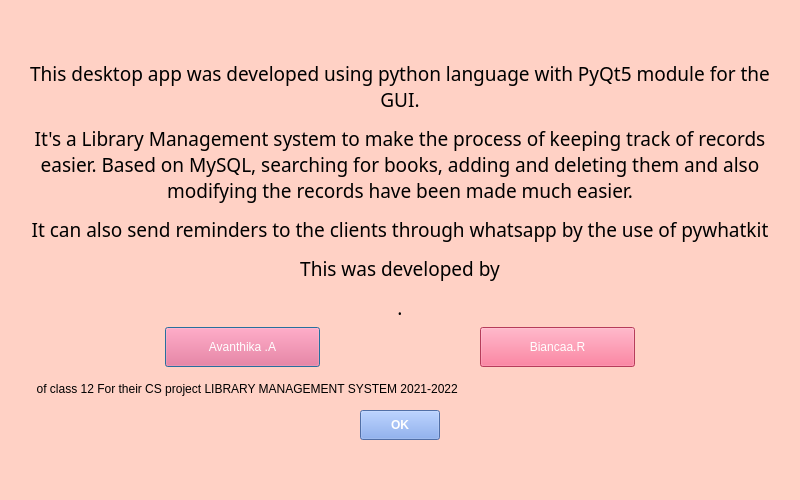
First picture: the form in info.ui, repository Biancaa-R/Library-Management-system-GUI, before the edit.
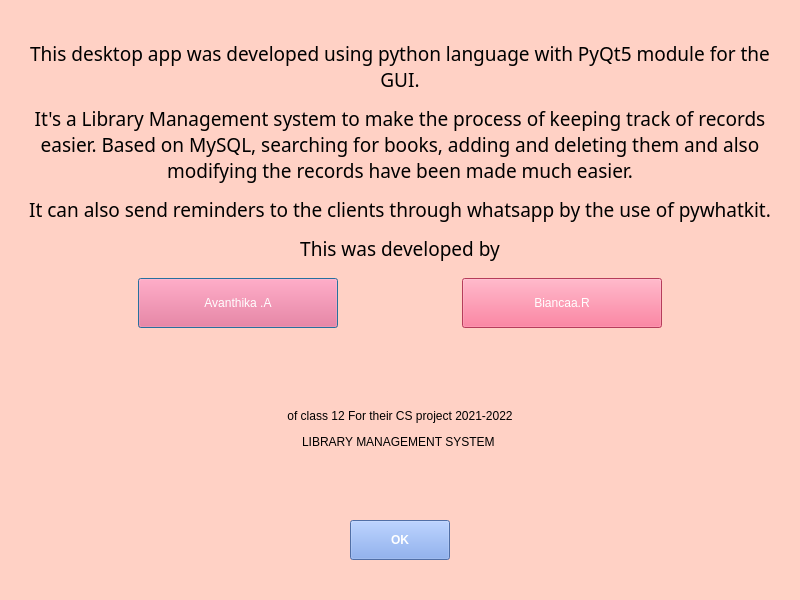
Second picture: the form after the edit.

Diff of the .ui file:
```diff
--- a/info.ui
+++ b/info.ui
@@ -7,19 +7,19 @@
     <x>0</x>
     <y>0</y>
     <width>800</width>
-    <height>500</height>
+    <height>600</height>
    </rect>
   </property>
   <property name="minimumSize">
    <size>
     <width>800</width>
-    <height>500</height>
+    <height>600</height>
    </size>
   </property>
   <property name="maximumSize">
    <size>
     <width>800</width>
-    <height>500</height>
+    <height>600</height>
    </size>
   </property>
   <property name="windowTitle">
@@ -43,13 +43,13 @@
      <property name="minimumSize">
       <size>
        <width>800</width>
-       <height>500</height>
+       <height>600</height>
       </size>
      </property>
      <property name="maximumSize">
       <size>
        <width>800</width>
-       <height>500</height>
+       <height>600</height>
       </size>
      </property>
      <property name="styleSheet">
@@ -57,18 +57,18 @@
      </property>
      <layout class="QGridLayout" name="gridLayout_5">
       <property name="leftMargin">
-       <number>10</number>
+       <number>0</number>
       </property>
       <property name="topMargin">
-       <number>10</number>
+       <number>0</number>
       </property>
       <property name="rightMargin">
-       <number>10</number>
+       <number>0</number>
       </property>
       <property name="bottomMargin">
-       <number>10</number>
+       <number>0</number>
       </property>
-      <item row="0" column="0">
+      <item row="0" column="1">
        <layout class="QVBoxLayout" name="verticalLayout">
         <item>
          <spacer name="horizontalSpacer_6">
@@ -78,7 +78,7 @@
           <property name="sizeHint" stdset="0">
            <size>
             <width>40</width>
-            <height>50</height>
+            <height>40</height>
            </size>
           </property>
          </spacer>
@@ -90,6 +90,7 @@
             <family>Trebuchet MS</family>
             <pointsize>14</pointsize>
             <weight>50</weight>
+            <italic>false</italic>
             <bold>false</bold>
            </font>
           </property>
@@ -103,13 +104,26 @@
            <enum>QFrame::Raised</enum>
           </property>
           <property name="text">
-           <string>&lt;html&gt;&lt;head/&gt;&lt;body&gt;&lt;p align=&quot;center&quot;&gt;This desktop app was developed using python language with PyQt5 module for the GUI.&lt;/p&gt;&lt;p align=&quot;center&quot;&gt;It's a Library Management system to make the process of keeping track of records easier. Based on MySQL, searching for books, adding and deleting them and also modifying the records have been made much easier.&lt;/p&gt;&lt;p align=&quot;center&quot;&gt;It can also send reminders to the clients through whatsapp by the use of pywhatkit&lt;/p&gt;&lt;p align=&quot;center&quot;&gt;This was developed by&lt;/p&gt;&lt;p align=&quot;center&quot;&gt;.&lt;/p&gt;&lt;/body&gt;&lt;/html&gt;</string>
+           <string>&lt;html&gt;&lt;head/&gt;&lt;body&gt;&lt;p align=&quot;center&quot;&gt;This desktop app was developed using python language with PyQt5 module for the GUI.&lt;/p&gt;&lt;p align=&quot;center&quot;&gt;It's a Library Management system to make the process of keeping track of records easier. Based on MySQL, searching for books, adding and deleting them and also modifying the records have been made much easier.&lt;/p&gt;&lt;p align=&quot;center&quot;&gt;It can also send reminders to the clients through whatsapp by the use of pywhatkit.&lt;/p&gt;&lt;p align=&quot;center&quot;&gt;This was developed by&lt;/p&gt;&lt;/body&gt;&lt;/html&gt;</string>
           </property>
           <property name="wordWrap">
            <bool>true</bool>
           </property>
          </widget>
         </item>
+        <item>
+         <spacer name="horizontalSpacer_4">
+          <property name="orientation">
+           <enum>Qt::Horizontal</enum>
+          </property>
+          <property name="sizeHint" stdset="0">
+           <size>
+            <width>40</width>
+            <height>10</height>
+           </size>
+          </property>
+         </spacer>
+        </item>
         <item>
          <layout class="QGridLayout" name="gridLayout_2">
           <item row="0" column="1">
@@ -122,8 +136,14 @@
             </property>
             <property name="minimumSize">
              <size>
-              <width>40</width>
-              <height>40</height>
+              <width>200</width>
+              <height>50</height>
+             </size>
+            </property>
+            <property name="maximumSize">
+             <size>
+              <width>200</width>
+              <height>50</height>
              </size>
             </property>
             <property name="styleSheet">
@@ -136,6 +156,19 @@
             </property>
            </widget>
           </item>
+          <item row="0" column="0">
+           <spacer name="horizontalSpacer">
+            <property name="orientation">
+             <enum>Qt::Horizontal</enum>
+            </property>
+            <property name="sizeHint" stdset="0">
+             <size>
+              <width>20</width>
+              <height>20</height>
+             </size>
+            </property>
+           </spacer>
+          </item>
           <item row="0" column="3">
            <widget class="QPushButton" name="pushButton">
             <property name="sizePolicy">
@@ -146,8 +179,14 @@
             </property>
             <property name="minimumSize">
              <size>
-              <width>40</width>
-              <height>40</height>
+              <width>200</width>
+              <height>50</height>
+             </size>
+            </property>
+            <property name="maximumSize">
+             <size>
+              <width>200</width>
+              <height>50</height>
              </size>
             </property>
             <property name="styleSheet">
@@ -168,20 +207,7 @@
             </property>
             <property name="sizeHint" stdset="0">
              <size>
-              <width>40</width>
-              <height>20</height>
-             </size>
-            </property>
-           </spacer>
-          </item>
-          <item row="0" column="0">
-           <spacer name="horizontalSpacer">
-            <property name="orientation">
-             <enum>Qt::Horizontal</enum>
-            </property>
-            <property name="sizeHint" stdset="0">
-             <size>
-              <width>40</width>
+              <width>20</width>
               <height>20</height>
              </size>
             </property>
@@ -194,7 +220,7 @@
             </property>
             <property name="sizeHint" stdset="0">
              <size>
-              <width>40</width>
+              <width>20</width>
               <height>20</height>
              </size>
             </property>
@@ -202,13 +228,29 @@
           </item>
          </layout>
         </item>
+        <item>
+         <spacer name="horizontalSpacer_5">
+          <property name="orientation">
+           <enum>Qt::Horizontal</enum>
+          </property>
+          <property name="sizeHint" stdset="0">
+           <size>
+            <width>40</width>
+            <height>10</height>
+           </size>
+          </property>
+         </spacer>
+        </item>
         <item>
          <widget class="QLabel" name="label">
           <property name="styleSheet">
            <string notr="true">font: 14pt &quot;MS Shell Dlg 2&quot;;</string>
           </property>
           <property name="text">
-           <string>        of class 12 For their CS project LIBRARY MANAGEMENT SYSTEM 2021-2022</string>
+           <string>&lt;html&gt;&lt;head/&gt;&lt;body&gt;&lt;p align=&quot;center&quot;&gt;of class 12 For their CS project 2021-2022&lt;/p&gt;&lt;p align=&quot;center&quot;&gt;LIBRARY MANAGEMENT SYSTEM &lt;/p&gt;&lt;/body&gt;&lt;/html&gt;</string>
+          </property>
+          <property name="wordWrap">
+           <bool>true</bool>
           </property>
          </widget>
         </item>
@@ -256,8 +298,14 @@
             </property>
             <property name="minimumSize">
              <size>
-              <width>50</width>
-              <height>20</height>
+              <width>100</width>
+              <height>40</height>
+             </size>
+            </property>
+            <property name="maximumSize">
+             <size>
+              <width>100</width>
+              <height>40</height>
              </size>
             </property>
             <property name="styleSheet">
@@ -281,13 +329,39 @@
           <property name="sizeHint" stdset="0">
            <size>
             <width>40</width>
-            <height>50</height>
+            <height>40</height>
            </size>
           </property>
          </spacer>
         </item>
        </layout>
       </item>
+      <item row="0" column="0">
+       <spacer name="verticalSpacer">
+        <property name="orientation">
+         <enum>Qt::Vertical</enum>
+        </property>
+        <property name="sizeHint" stdset="0">
+         <size>
+          <width>20</width>
+          <height>40</height>
+         </size>
+        </property>
+       </spacer>
+      </item>
+      <item row="0" column="2">
+       <spacer name="verticalSpacer_2">
+        <property name="orientation">
+         <enum>Qt::Vertical</enum>
+        </property>
+        <property name="sizeHint" stdset="0">
+         <size>
+          <width>20</width>
+          <height>40</height>
+         </size>
+        </property>
+       </spacer>
+      </item>
      </layout>
     </widget>
    </item>
```
Left out of the diff: 8 changed lines with no effect on the pictures.
